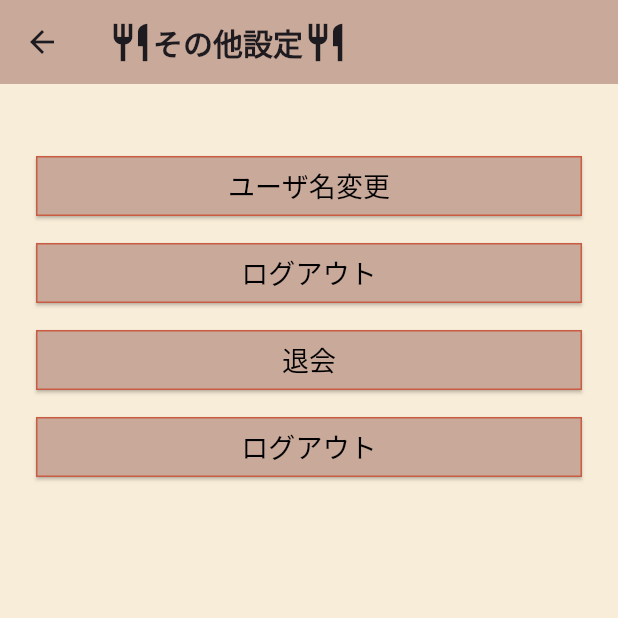
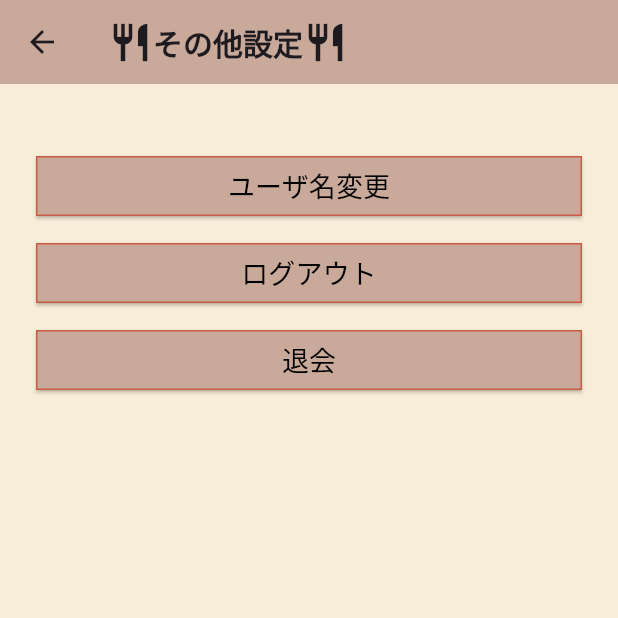
Before and after one commit to TikTakSick/cook-helper, a Flutter app: the screen it shows once a user with an empty profile is signed in, item 3 of the bottom bar chosen, on a phone screen of 412 x 824 dp, the top half of it. Run offline on Flutter 3.47's test engine with Material 3 defaults, Android fonts, the phone set to English and light mode, and no system bars; our stand-ins replace cloud_firestore, community_material_icon, firebase_auth, firebase_core, flutter_riverpod, gap and 2 more; missing offline and left inert: auto_size_text_field; accounts and stored records are empty.

Commit message:
feat: Remove excessive　log out button from setting page

```diff
--- a/mobile_app/lib/views/pages/setting_page.dart
+++ b/mobile_app/lib/views/pages/setting_page.dart
@@ -84,19 +84,6 @@ class SettingPageState extends ConsumerState<SettingPage> {
                 },
               ),
               const Gap(10),
-              ElevatedButton(
-                style: SettingPageButton.style,
-                child: logOutButtonPressed
-                    ? const CircularProgressIndicator(
-                        strokeWidth: 2.0, color: CommonColors.textColor)
-                    : const Text('ログアウト', style: elevatedButtonTextStyle),
-                onPressed: () async {
-                  setState(() {
-                    logOutButtonPressed = true;
-                  });
-                  await authController.logOut(context: context);
-                },
-              ),
             ],
           ),
         ));
```
